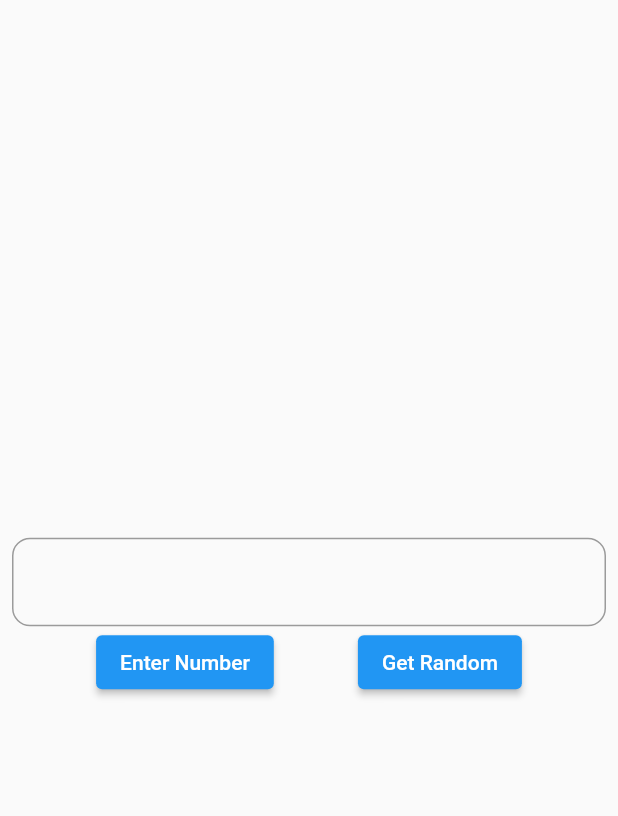
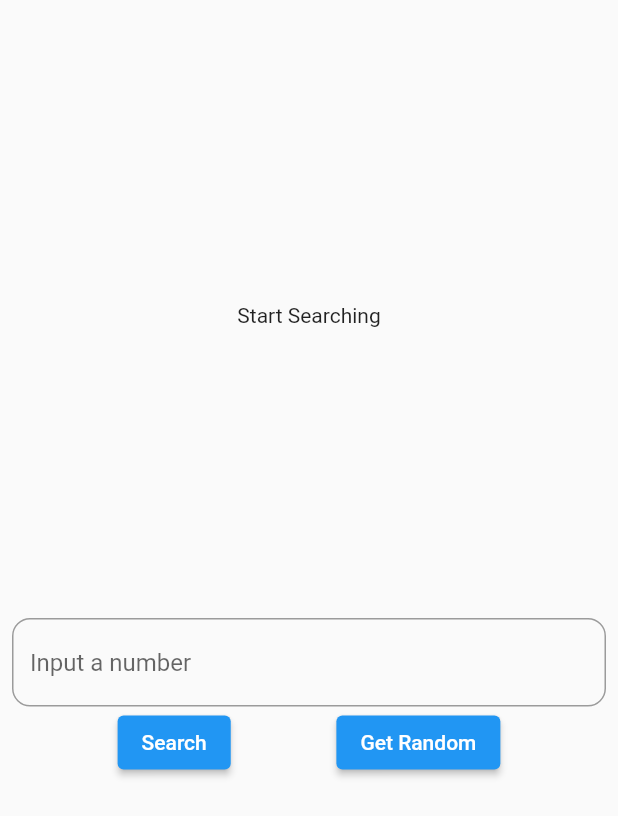
Before and after one commit to AJJaguar/number_trivia, a Flutter app: the screen it shows after launch, on a phone screen of 412 x 824 dp. Shown: the top 816 px of the screen. Run offline on Flutter 3.47's test engine with Material 2 defaults, Android fonts, the phone set to English and light mode, and no system bars; our stand-ins replace bloc, dartz, equatable, flutter_bloc, get_it, internet_connection_checker and 1 more.

Commit message:
add more changes

```diff
--- a/lib/features/number_trivia/data/models/number_trivia_model.dart
+++ b/lib/features/number_trivia/data/models/number_trivia_model.dart
@@ -7,7 +7,7 @@ class NumberTriviaModel extends NumberTrivia {
   factory NumberTriviaModel.fromJson(Map<String, dynamic> json) {
     return NumberTriviaModel(
       text: json['text'],
-      number: (json['number'] as num).toInt(),
+      number: (json['number']).toInt(),
     );
   }
 
--- a/lib/features/number_trivia/data/repositories/number_trivia_repository_impl.dart
+++ b/lib/features/number_trivia/data/repositories/number_trivia_repository_impl.dart
@@ -26,7 +26,7 @@ class NumberTriviaRepositoryImpl implements NumberTriviaRepository {
   Future<Either<Failure, NumberTrivia>>? getConcreteNumberTrivia(
       int number) async {
     return await _getTrivia(() {
-      return remoteDataSource.getConcreteNumberTrivia(number);
+      return remoteDataSource.getConcreteNumberTrivia(number)!;
     });
   }
 
--- a/lib/features/number_trivia/domain/usecases/get_concrete_number_trivia.dart
+++ b/lib/features/number_trivia/domain/usecases/get_concrete_number_trivia.dart
@@ -12,6 +12,7 @@ class GetConcreteNumberTrivia extends UseCase<NumberTrivia, Params> {
 
   @override
   Future<Either<Failure, NumberTrivia>?> call(Params params) async {
+    print('concrete');
     return await repository.getConcreteNumberTrivia(params.number);
   }
 }
@@ -23,5 +24,5 @@ class Params extends Equatable {
 
   @override
   // TODO: implement props
-  List<Object?> get props => throw UnimplementedError();
+  List<Object?> get props => [number];
 }
--- a/lib/features/number_trivia/domain/usecases/get_random_number_trivia.dart
+++ b/lib/features/number_trivia/domain/usecases/get_random_number_trivia.dart
@@ -12,6 +12,7 @@ class GetRandomNumberTrivia extends UseCase<NumberTrivia, NoParams> {
 
   @override
   Future<Either<Failure, NumberTrivia>?> call(NoParams params) async {
+    print('random');
     return await repository.getRandomNumberTrivia();
   }
 }
--- a/lib/features/number_trivia/presentation/pages/input_page.dart
+++ b/lib/features/number_trivia/presentation/pages/input_page.dart
@@ -1,40 +1,50 @@
 import 'package:flutter/material.dart';
-import 'package:flutter/src/widgets/framework.dart';
-import 'package:flutter/src/widgets/placeholder.dart';
+import 'package:flutter_bloc/flutter_bloc.dart';
+import '../../../../di/locator.dart';
+import '../bloc/number_trivia_bloc.dart';
+import '../widgets/number_trivia_controls.dart';
+import '../widgets/widgets.dart';
 
 class InputPage extends StatelessWidget {
   const InputPage({super.key});
 
   @override
   Widget build(BuildContext context) {
-    return Scaffold(
+    return BlocProvider(
+      create: (context) => sl<NumberTriviaBloc>(),
+      child: Scaffold(
         // backgroundColor: Colors.black,
         body: Padding(
           padding: const EdgeInsets.all(8.0),
           child: Column(
             mainAxisAlignment: MainAxisAlignment.center,
             children: [
-            TextField(
-              decoration: InputDecoration(
-                border: OutlineInputBorder(
-                  borderRadius: BorderRadius.circular(12),
+              Expanded(
+                child: BlocBuilder<NumberTriviaBloc, NumberTriviaState>(
+                  builder: (context, state) {
+                    if (state is Empty) {
+                      return const MessageDisplay(
+                        message: 'Start Searching',
+                      );
+                    } else if (state is Loading) {
+                      return const LoadingWidget();
+                    } else if (state is Loaded) {
+                      return TriviaDisplay(
+                        message: state.trivia,
+                      );
+                    } else if (state is Error) {
+                      return MessageDisplay(
+                        message: state.message,
+                      );
+                    } else {
+                      return Text('me');
+                    }
+                  },
                 ),
               ),
+              const NumberTriviaControls(),
+            ],
           ),
-            Row(
-              mainAxisAlignment: MainAxisAlignment.spaceEvenly,
-              children: [
-                ElevatedButton(
-                  onPressed: () {},
-                  child: Text('Enter Number'),
-                ),
-                ElevatedButton(
-                  onPressed: () {},
-                  child: Text('Get Random'),
-                )
-              ],
-            )
-          ],
         ),
       ),
     );
--- /dev/null
+++ b/lib/features/number_trivia/presentation/widgets/message_display.dart
@@ -0,0 +1,17 @@
+import 'package:flutter/material.dart';
+
+class MessageDisplay extends StatelessWidget {
+  final String message;
+
+  const MessageDisplay({
+    super.key,
+    required this.message,
+  });
+
+  @override
+  Widget build(BuildContext context) {
+    return Center(
+      child: Text(message),
+    );
+  }
+}
--- /dev/null
+++ b/lib/features/number_trivia/presentation/widgets/number_trivia_controls.dart
@@ -0,0 +1,65 @@
+import 'package:flutter/material.dart';
+import 'package:flutter_bloc/flutter_bloc.dart';
+
+import '../bloc/number_trivia_bloc.dart';
+
+class NumberTriviaControls extends StatefulWidget {
+  const NumberTriviaControls({
+    super.key,
+  });
+
+  @override
+  State<NumberTriviaControls> createState() => _NumberTriviaControlsState();
+}
+
+class _NumberTriviaControlsState extends State<NumberTriviaControls> {
+  late String inputtedNumber;
+
+  @override
+  Widget build(BuildContext context) {
+    return Expanded(
+      child: Column(
+        children: [
+          TextField(
+            keyboardType: TextInputType.number,
+            onChanged: (value) {
+              inputtedNumber = value;
+            },
+            decoration: InputDecoration(
+              hintText: 'Input a number',
+              border: OutlineInputBorder(
+                borderRadius: BorderRadius.circular(12),
+              ),
+            ),
+          ),
+          Row(
+            mainAxisAlignment: MainAxisAlignment.spaceEvenly,
+            children: [
+              ElevatedButton(
+                onPressed: dispatchConcrete,
+                child: const Text('Search'),
+              ),
+              ElevatedButton(
+                onPressed: addRandom,
+                child: const Text('Get Random'),
+              )
+            ],
+          )
+        ],
+      ),
+    );
+  }
+
+  void dispatchConcrete() {
+    context
+        .read<NumberTriviaBloc>()
+        .add(GetTriviaForConcreteNumber(numberString: inputtedNumber));
+    print(inputtedNumber);
+  }
+
+  void addRandom() {
+    context.read<NumberTriviaBloc>().add(
+          GetTriviaForRandomNumber(),
+        );
+  }
+}
--- /dev/null
+++ b/lib/features/number_trivia/presentation/widgets/widgets.dart
@@ -0,0 +1,3 @@
+export 'message_display.dart';
+export 'loading_widget.dart';
+export 'trivia_display.dart';
--- a/lib/main.dart
+++ b/lib/main.dart
@@ -4,6 +4,8 @@ import 'package:number_trivia/features/number_trivia/presentation/pages/input_pa
 import 'di/locator.dart';
 
 void main() async {
+  WidgetsFlutterBinding.ensureInitialized();
+
   await init();
   runApp(const MyApp());
 }
@@ -29,8 +31,7 @@ class MyApp extends StatelessWidget {
           primarySwatch: Colors.blue,
         ),
         // home: const MyHomePage(title: 'Flutter Demo Home Page'),
-      home: const InputPage()
-    );
+        home: const InputPage());
   }
 }
 
--- a/pubspec.yaml
+++ b/pubspec.yaml
@@ -15,7 +15,7 @@ dependencies:
   dartz: ^0.10.1
   get_it: ^7.2.0
   internet_connection_checker: ^1.0.0+1
-  flutter_bloc: ^8.1.1
+  flutter_bloc: ^8.1.2
   equatable: ^2.0.5
   shared_preferences: ^2.0.17
   http: ^0.13.5
@@ -29,6 +29,8 @@ dev_dependencies:
   mockito: ^5.3.2
   flutter_lints: ^2.0.0
   build_runner:
+  very_good_analysis: ^4.0.0+1
+
 
 
 
```
Also changed, not shown: lib/di/locator.dart (+5 -8 lines), lib/features/number_trivia/data/datasources/number_trivia_remote_data_sourc.dart (+10 -5 lines), lib/features/number_trivia/presentation/bloc/number_trivia_bloc.dart (+47 -22 lines), lib/features/number_trivia/presentation/widgets/loading_widget.dart (added, +14 -0 lines), lib/features/number_trivia/presentation/widgets/trivia_display.dart (added, +26 -0 lines), pubspec.lock, 2 other files. Lines whose indentation alone changed are shown as unchanged.
